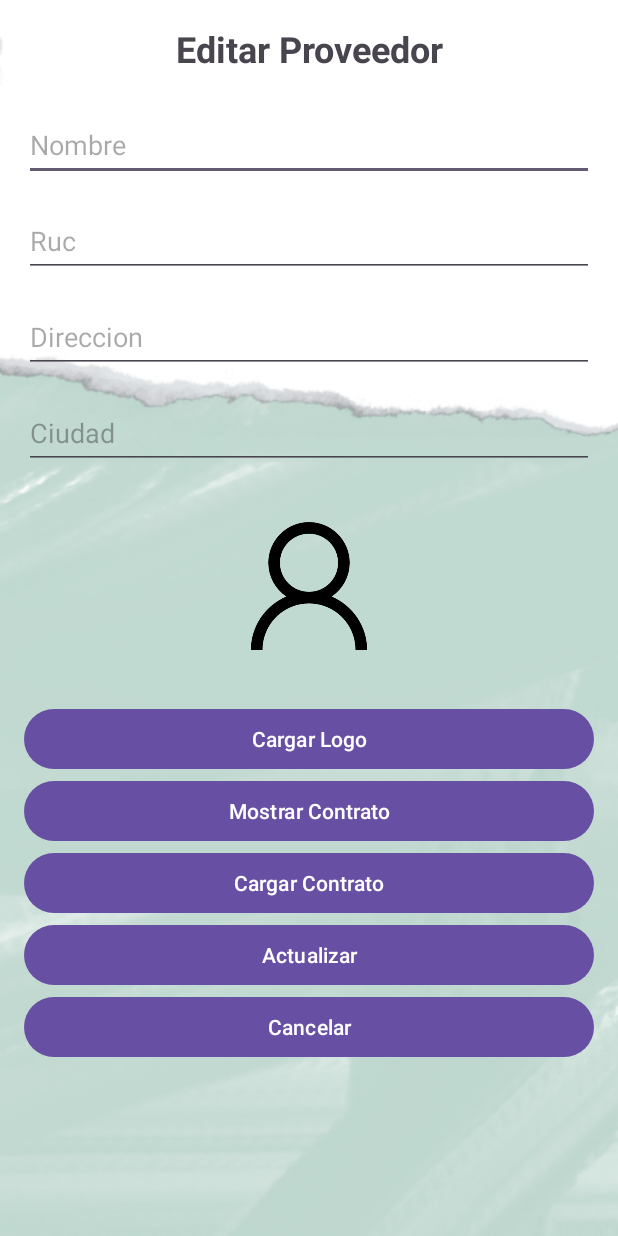
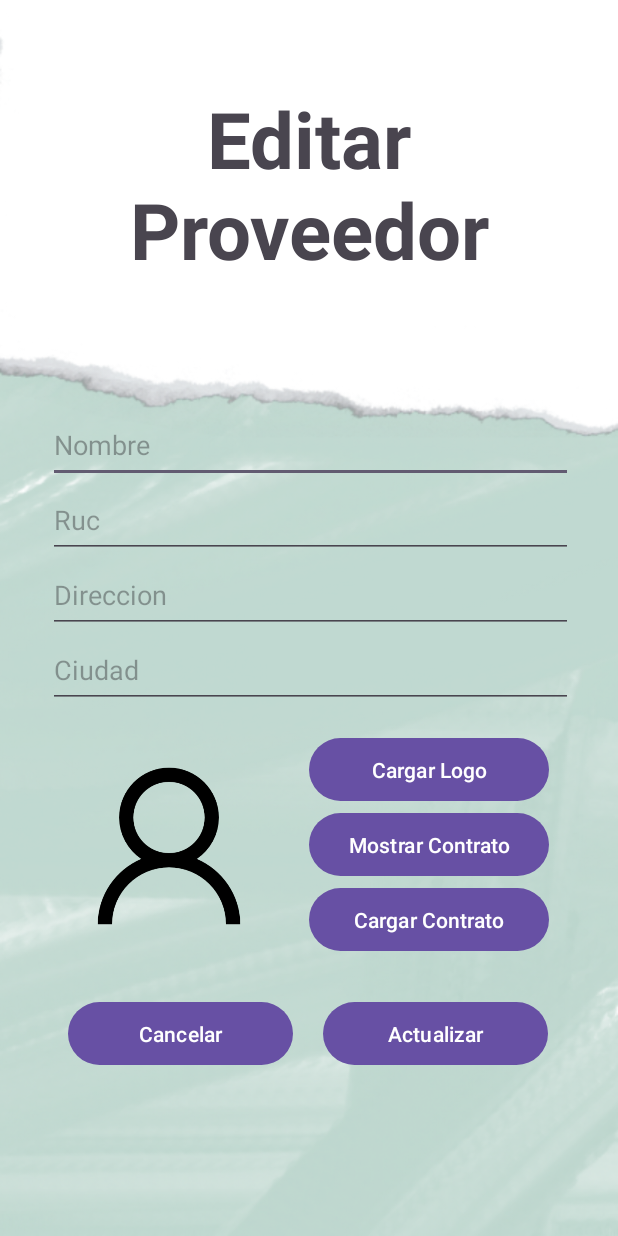
Before and after one commit to Magia10/AlmaSoft, an Android app: the EditarProveedorActivity screen opened directly, with no data from a screen before it, on a phone screen of 412 x 824 dp. Run offline under Robolectric (Android 15) with nearby library versions, the light colour scheme and no system bars.

Commit message:
Diseño Arreglado

```diff
--- a/app/src/main/res/layout/activity_editar_proveedor.xml
+++ b/app/src/main/res/layout/activity_editar_proveedor.xml
@@ -1,95 +1,155 @@
 <?xml version="1.0" encoding="utf-8"?>
-<LinearLayout xmlns:android="http://schemas.android.com/apk/res/android"
+<androidx.constraintlayout.widget.ConstraintLayout xmlns:android="http://schemas.android.com/apk/res/android"
+    xmlns:app="http://schemas.android.com/apk/res-auto"
+    xmlns:tools="http://schemas.android.com/tools"
     android:layout_width="match_parent"
     android:layout_height="match_parent"
     android:background="@drawable/fondo2"
     android:orientation="vertical"
     android:padding="16dp">
 
+
     <TextView
+        android:id="@+id/textView9"
         android:layout_width="match_parent"
         android:layout_height="wrap_content"
-        android:layout_marginBottom="24dp"
+        android:layout_marginTop="41dp"
+        android:layout_marginBottom="84dp"
         android:gravity="center"
         android:text="@string/TextEditarProvedor"
-        android:textSize="24sp"
-        android:textStyle="bold" />
+        android:textSize="52sp"
+        android:textStyle="bold"
+        app:layout_constraintBottom_toTopOf="@+id/linearLayout3"
+        app:layout_constraintEnd_toEndOf="parent"
+        app:layout_constraintHorizontal_bias="0.0"
+        app:layout_constraintStart_toStartOf="parent"
+        app:layout_constraintTop_toTopOf="parent" />
+
+    <LinearLayout
+        android:id="@+id/linearLayout3"
+        android:layout_width="350dp"
+        android:layout_height="200dp"
+        android:layout_marginStart="16dp"
+        android:layout_marginBottom="32dp"
+        android:orientation="vertical"
+        app:layout_constraintBottom_toTopOf="@+id/imageViewLogo"
+        app:layout_constraintStart_toStartOf="parent"
+        app:layout_constraintTop_toBottomOf="@+id/textView9">
 
         <EditText
             android:id="@+id/editTextNombre"
             android:layout_width="match_parent"
-        android:layout_height="wrap_content"
-        android:layout_marginBottom="16dp"
+            android:layout_height="50dp"
             android:hint="@string/TextProvedorNombre"
             android:maxLength="50"
-        android:minHeight="48dp" />
+            android:minHeight="48dp"
+            tools:layout_editor_absoluteX="16dp"
+            tools:layout_editor_absoluteY="342dp" />
 
         <EditText
             android:id="@+id/editTextRuc"
             android:layout_width="match_parent"
-        android:layout_height="wrap_content"
-        android:layout_marginBottom="16dp"
+            android:layout_height="50dp"
             android:hint="@string/TextProvedorRuc"
             android:maxLength="20"
-        android:minHeight="48dp" />
+            android:minHeight="48dp"
+            tools:layout_editor_absoluteX="16dp"
+            tools:layout_editor_absoluteY="289dp" />
 
         <EditText
             android:id="@+id/editTextDireccion"
             android:layout_width="match_parent"
-        android:layout_height="wrap_content"
-        android:layout_marginBottom="16dp"
+            android:layout_height="50dp"
             android:hint="@string/TextProvedorDir"
             android:maxLength="100"
-        android:minHeight="48dp" />
+            android:minHeight="48dp"
+            tools:layout_editor_absoluteX="16dp"
+            tools:layout_editor_absoluteY="191dp" />
 
         <EditText
             android:id="@+id/editTextCiudad"
             android:layout_width="match_parent"
-        android:layout_height="wrap_content"
-        android:layout_marginBottom="16dp"
+            android:layout_height="50dp"
             android:hint="@string/TextProveedorCuidad"
             android:maxLength="50"
-        android:minHeight="48dp" />
+            android:minHeight="48dp"
+            tools:layout_editor_absoluteX="16dp"
+            tools:layout_editor_absoluteY="114dp" />
+    </LinearLayout>
 
     <ImageView
         android:id="@+id/imageViewLogo"
-        android:layout_width="wrap_content"
-        android:layout_height="124dp"
-        android:layout_marginBottom="16dp"
+        android:layout_width="152dp"
+        android:layout_height="152dp"
+        android:layout_marginStart="36dp"
+        android:layout_marginTop="16dp"
+        android:layout_marginEnd="17dp"
         android:contentDescription="@string/LogoDescripcion"
         android:scaleType="fitCenter"
-        android:src="@drawable/user" />
+        android:src="@drawable/user"
+        app:layout_constraintEnd_toStartOf="@+id/linearLayout4"
+        app:layout_constraintStart_toStartOf="parent"
+        app:layout_constraintTop_toBottomOf="@+id/linearLayout3" />
+
+    <LinearLayout
+        android:id="@+id/linearLayout4"
+        android:layout_width="160dp"
+        android:layout_height="150dp"
+        android:layout_marginTop="16dp"
+        android:layout_marginEnd="46dp"
+        android:layout_marginBottom="31dp"
+        android:orientation="vertical"
+        app:layout_constraintEnd_toEndOf="parent"
+        app:layout_constraintStart_toEndOf="@+id/imageViewLogo"
+        app:layout_constraintTop_toBottomOf="@+id/linearLayout3">
 
         <Button
             android:id="@+id/btnCargarLogo"
             android:layout_width="match_parent"
-        android:layout_height="wrap_content"
-        android:text="Cargar Logo" />
+            android:layout_height="50dp"
+            android:text="@string/cargar_logo" />
 
-    <!-- Botón para mostrar el contrato -->
         <Button
             android:id="@+id/btnVerContrato"
             android:layout_width="match_parent"
-        android:layout_height="wrap_content"
-        android:text="Mostrar Contrato" />
+            android:layout_height="50dp"
+            android:text="@string/BtnMostrarContrato" />
 
-    <!-- Botón para cargar el contrato -->
         <Button
             android:id="@+id/btnCargarContrato"
             android:layout_width="match_parent"
-        android:layout_height="wrap_content"
-        android:text="Cargar Contrato" />
+            android:layout_height="50dp"
+            android:text="@string/cargar_contrato" />
 
-    <!-- Botones para actualizar y cancelar -->
-    <Button
-        android:id="@+id/btnActualizar"
-        android:layout_width="match_parent"
-        android:layout_height="wrap_content"
-        android:text="Actualizar" />
+    </LinearLayout>
+
+    <LinearLayout
+        android:id="@+id/OtroBotones"
+        android:layout_width="320dp"
+        android:layout_height="50dp"
+        android:layout_marginTop="24dp"
+        android:orientation="horizontal"
+        app:layout_constraintEnd_toEndOf="parent"
+        app:layout_constraintHorizontal_bias="0.491"
+        app:layout_constraintStart_toStartOf="parent"
+        app:layout_constraintTop_toBottomOf="@+id/imageViewLogo">
 
         <Button
             android:id="@+id/btnCancelar"
-        android:layout_width="match_parent"
-        android:layout_height="wrap_content"
-        android:text="Cancelar" />
+            android:layout_width="150dp"
+            android:layout_height="50dp"
+
+            android:layout_marginEnd="20dp"
+            android:layout_marginBottom="28dp"
+            android:text="@string/cancelar" />
+
+        <Button
+            android:id="@+id/btnActualizar"
+            android:layout_width="150dp"
+            android:layout_height="50dp"
+            android:text="@string/actualizar" />
+
     </LinearLayout>
+
+
+</androidx.constraintlayout.widget.ConstraintLayout>
--- a/app/src/main/res/layout/item_proveedor.xml
+++ b/app/src/main/res/layout/item_proveedor.xml
@@ -10,8 +10,8 @@
 
     <ImageView
         android:id="@+id/imageLogo"
-        android:layout_width="67dp"
-        android:layout_height="73dp"
+        android:layout_width="87dp"
+        android:layout_height="82dp"
         android:layout_marginStart="10dp"
         android:layout_marginTop="28dp"
         android:layout_marginEnd="9dp"
@@ -23,7 +23,7 @@
 
     <LinearLayout
         android:id="@+id/GrupoNombres"
-        android:layout_width="160dp"
+        android:layout_width="140dp"
         android:layout_height="wrap_content"
         android:layout_marginTop="8dp"
         android:layout_marginEnd="4dp"
@@ -72,7 +72,7 @@
         android:layout_width="105dp"
         android:layout_height="120dp"
         android:layout_marginTop="6dp"
-        android:layout_marginEnd="36dp"
+        android:layout_marginEnd="15dp"
         android:layout_marginBottom="6dp"
         android:orientation="vertical"
         app:layout_constraintBottom_toBottomOf="parent"
--- a/app/src/main/res/values/strings.xml
+++ b/app/src/main/res/values/strings.xml
@@ -49,6 +49,10 @@
     <string name="editar">Editar</string>
     <string name="eliminar">Eliminar</string>
     <string name="mostrar_contrato">Contrato</string>
+    <string name="cargar_contrato">Cargar Contrato</string>
+    <string name="actualizar">Actualizar</string>
+    <string name="cancelar">Cancelar</string>
+    <string name="cargar_logo">Cargar Logo</string>
     <string-array name="location_array">
         <item>Almacén 1</item>
         <item>Almacén 2</item>
```
Lines whose indentation alone changed are shown as unchanged.
